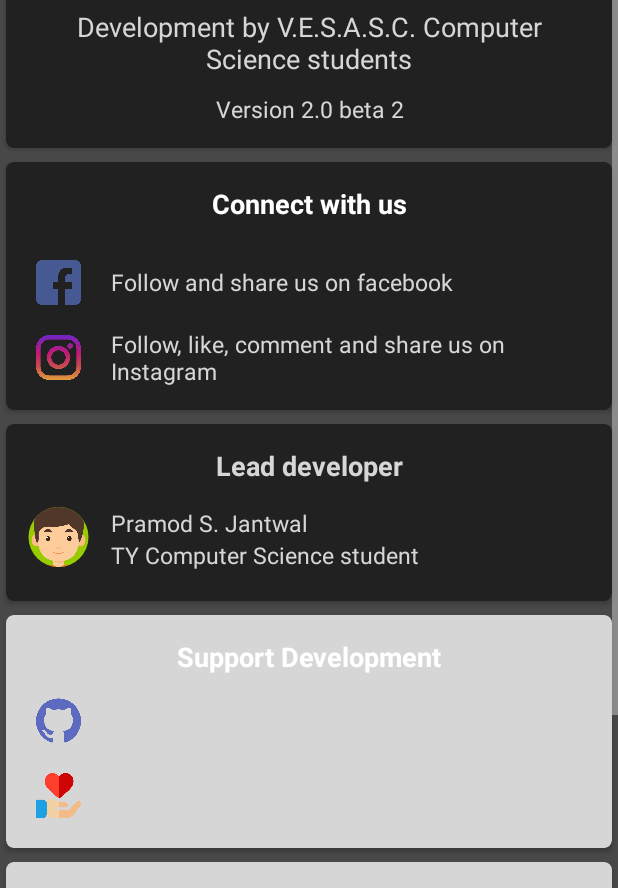
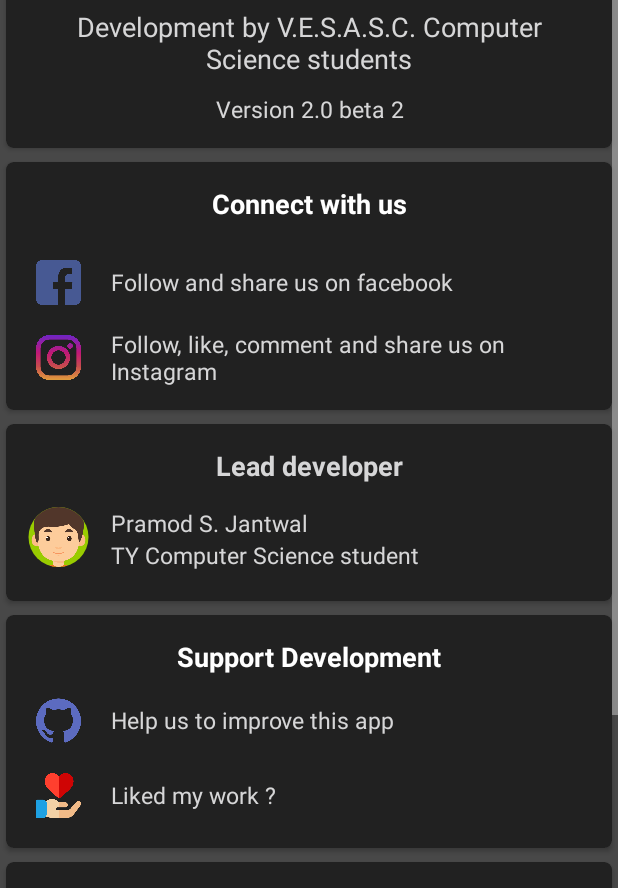
Before and after one commit to Pramod-sj/Vihaan, an Android app: the AboutAppActivity screen opened directly, with no data from a screen before it, on a phone screen of 412 x 824 dp, the part 348-1236 px from its top. Run offline under Robolectric (Android 15) with nearby library versions, the phone set to English and light mode, and no system bars; our stand-ins replace CircleImageView; pictures from the network do not load.

Commit message:
backgroundcard color added

```diff
--- a/app/src/main/res/values/colors.xml
+++ b/app/src/main/res/values/colors.xml
@@ -3,4 +3,5 @@
     <color name="colorPrimary">#212121</color>
     <color name="colorPrimaryDark">#212121</color>
     <color name="colorAccent">#FFFFFF</color>
+    <color name="cardBGColor">#ff212121</color>
 </resources>
```
